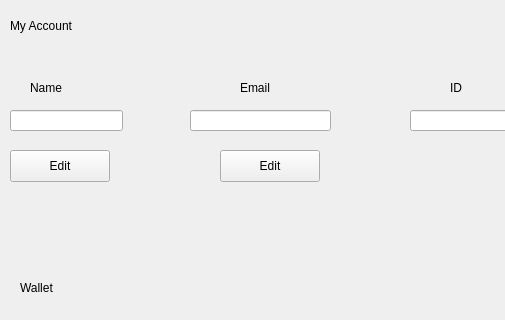
First picture: the form in Applied-Final-Project/accountpage.ui, repository MohmedAkram/Applied-Final-Project, before the edit; both pictures show x 0 to 505 and y 0 to 320 of the 800 by 600 pixel window.
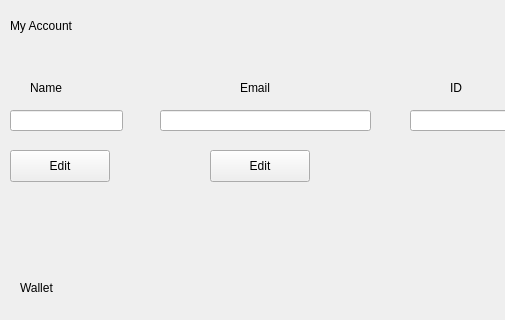
Second picture: the form after the edit.

Patch:
```diff
--- a/Applied-Final-Project/accountpage.ui
+++ b/Applied-Final-Project/accountpage.ui
@@ -108,9 +108,9 @@
    <widget class="QLineEdit" name="EmailLine">
     <property name="geometry">
      <rect>
-      <x>190</x>
+      <x>160</x>
       <y>110</y>
-      <width>141</width>
+      <width>211</width>
       <height>21</height>
      </rect>
     </property>
@@ -147,7 +147,7 @@
    <widget class="QPushButton" name="EditEmail">
     <property name="geometry">
      <rect>
-      <x>220</x>
+      <x>210</x>
       <y>150</y>
       <width>100</width>
       <height>32</height>
```
